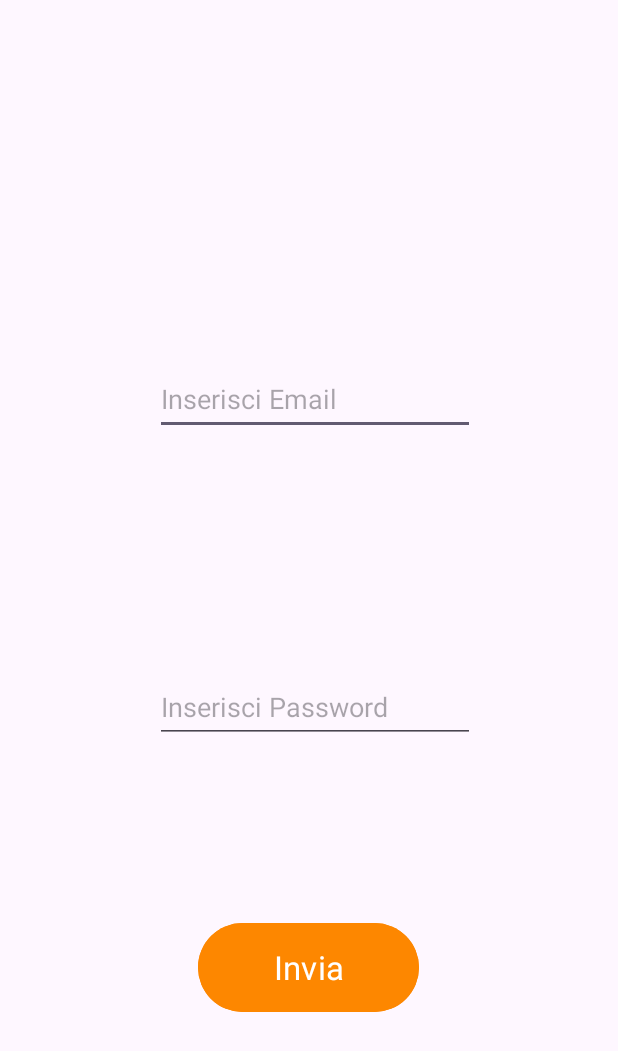
After one commit to Alexfinitore10/ProgettoCocktailSellerApp, an Android app: the LoginActivity screen opened directly, with no data from a screen before it, on a phone screen of 412 x 824 dp. The commit adds this screen. Shown: the top 1051 px of the screen. Run offline under Robolectric (Android 15) with nearby library versions, the phone set to English and light mode, and no system bars.

Commit message:
Create schermate di Login e Registrazione.

```diff
--- a/Client/app/src/main/AndroidManifest.xml
+++ b/Client/app/src/main/AndroidManifest.xml
@@ -13,6 +13,12 @@
         android:theme="@style/Theme.CocktailApp"
         tools:targetApi="31">
         <activity
+            android:name=".SignUpActivity"
+            android:exported="false" />
+        <activity
+            android:name=".LoginActivity"
+            android:exported="false" />
+        <activity
             android:name=".MainActivity"
             android:exported="true">
             <intent-filter>
--- /dev/null
+++ b/Client/app/src/main/java/com/example/cocktailapp/LoginActivity.java
@@ -0,0 +1,14 @@
+package com.example.cocktailapp;
+
+import androidx.appcompat.app.AppCompatActivity;
+
+import android.os.Bundle;
+
+public class LoginActivity extends AppCompatActivity {
+
+    @Override
+    protected void onCreate(Bundle savedInstanceState) {
+        super.onCreate(savedInstanceState);
+        setContentView(R.layout.activity_login);
+    }
+}
--- /dev/null
+++ b/Client/app/src/main/res/layout/activity_login.xml
@@ -0,0 +1,64 @@
+<?xml version="1.0" encoding="utf-8"?>
+<androidx.constraintlayout.widget.ConstraintLayout xmlns:android="http://schemas.android.com/apk/res/android"
+    xmlns:app="http://schemas.android.com/apk/res-auto"
+    xmlns:tools="http://schemas.android.com/tools"
+    android:layout_width="match_parent"
+    android:layout_height="match_parent"
+    tools:context=".LoginActivity">
+
+    <EditText
+        android:id="@+id/EmailEditText"
+        android:layout_width="wrap_content"
+        android:layout_height="wrap_content"
+        android:layout_marginStart="105dp"
+        android:layout_marginTop="186dp"
+        android:layout_marginEnd="97dp"
+        android:layout_marginBottom="81dp"
+
+        android:ems="10"
+        android:hint="Inserisci Email"
+        android:inputType="textEmailAddress"
+        android:minHeight="48dp"
+        app:layout_constraintBottom_toTopOf="@+id/PasswordEditText"
+        app:layout_constraintEnd_toEndOf="parent"
+        app:layout_constraintHorizontal_bias="0.5"
+        app:layout_constraintStart_toStartOf="parent"
+        app:layout_constraintTop_toTopOf="parent" />
+
+    <EditText
+        android:id="@+id/PasswordEditText"
+        android:layout_width="wrap_content"
+        android:layout_height="wrap_content"
+        android:layout_marginStart="105dp"
+        android:layout_marginTop="20dp"
+        android:layout_marginEnd="97dp"
+        android:layout_marginBottom="50dp"
+        android:ems="10"
+        android:hint="Inserisci Password"
+        android:inputType="textPassword"
+        android:minHeight="48dp"
+        android:visibility="visible"
+        app:layout_constraintBottom_toTopOf="@+id/SendLogInButton"
+        app:layout_constraintEnd_toEndOf="parent"
+        app:layout_constraintHorizontal_bias="0.5"
+        app:layout_constraintStart_toStartOf="parent"
+        app:layout_constraintTop_toBottomOf="@+id/EmailEditText" />
+
+    <Button
+        android:id="@+id/SendLogInButton"
+        android:layout_width="147dp"
+        android:layout_height="67dp"
+        android:layout_marginStart="150dp"
+        android:layout_marginTop="10dp"
+        android:layout_marginEnd="151dp"
+        android:layout_marginBottom="89dp"
+        android:backgroundTint="#FD8700"
+        android:fontFamily="sans-serif"
+        android:text="Invia"
+        android:textSize="22sp"
+        app:layout_constraintBottom_toBottomOf="parent"
+        app:layout_constraintEnd_toEndOf="parent"
+        app:layout_constraintHorizontal_bias="0.5"
+        app:layout_constraintStart_toStartOf="parent"
+        app:layout_constraintTop_toBottomOf="@+id/PasswordEditText" />
+</androidx.constraintlayout.widget.ConstraintLayout>
```
Also changed, not shown: Client/app/src/main/java/com/example/cocktailapp/MainActivity.java (+21 -0 lines), Client/app/src/main/java/com/example/cocktailapp/SignUpActivity.java (added, +14 -0 lines), Client/app/src/main/res/layout/activity_main.xml (+8 -7 lines), Client/app/src/main/res/layout/activity_sign_up.xml (added, +62 -0 lines).
